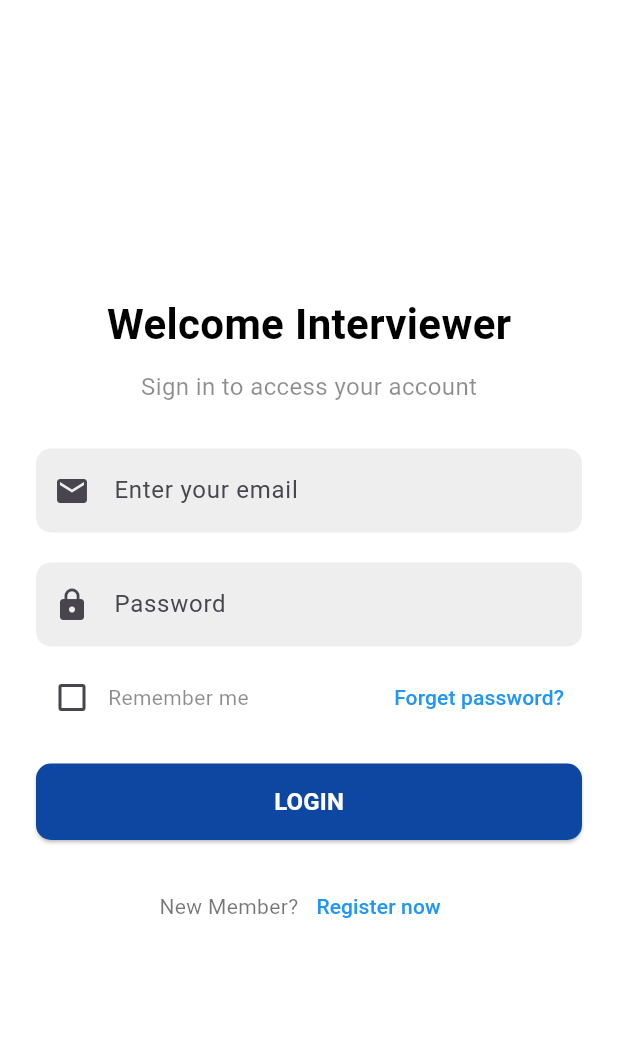
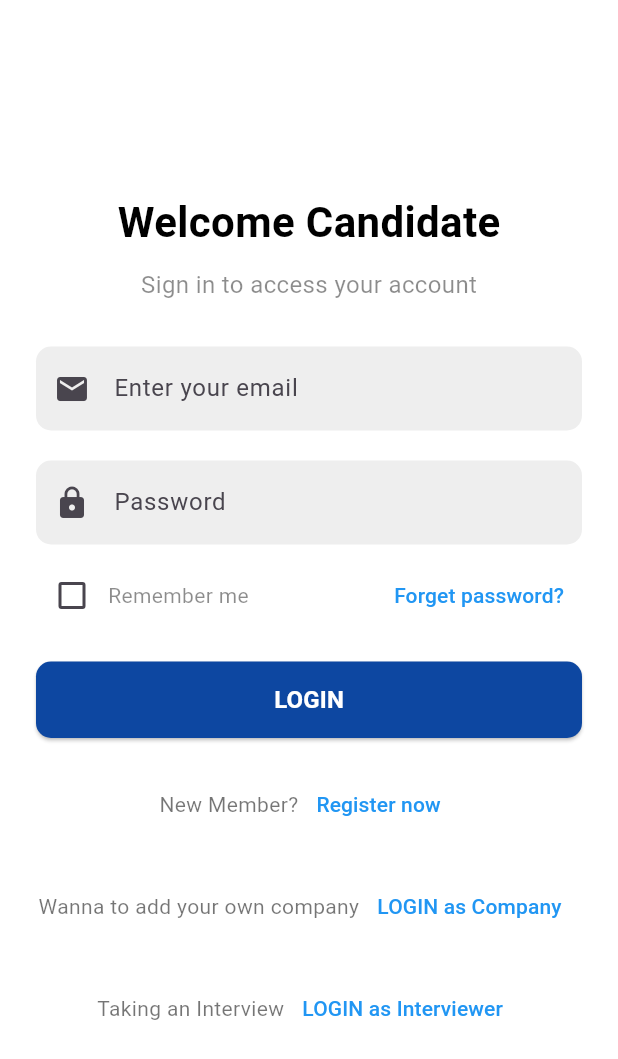
Before and after one commit to hahaanisha/Recroot, a Flutter app: the screen it shows after launch, on a phone screen of 412 x 824 dp. Shown: the top 1059 px of the screen. Run offline on Flutter 3.47's test engine with Material 3 defaults, Android fonts, the phone set to English and light mode, and no system bars; our stand-ins replace firebase_auth, firebase_core, firebase_database; accounts and stored records are empty.

Commit message:
add job and auth complete

```diff
--- a/lib/auth/candidate/loginPageC.dart
+++ b/lib/auth/candidate/loginPageC.dart
@@ -1,5 +1,7 @@
 import 'package:flutter/material.dart';
 import 'package:firebase_auth/firebase_auth.dart';
+import 'package:recroot/auth/interviewer/loginPageI.dart';
+import 'package:recroot/auth/recruiter/loginPageR.dart';
 
 import '../../screens/recruiter/HomePageR.dart';
 import 'SignUpC.dart';
@@ -156,7 +158,7 @@ class _LoginPageCState extends State<LoginPageC> {
                   TextButton(
                     onPressed: () {
                       // Navigate to the registration page
-                      Navigator.pushReplacement(
+                      Navigator.push(
                         context,
                         MaterialPageRoute(
                           builder: (context) => SignUpPageC(),
@@ -171,6 +173,58 @@ class _LoginPageCState extends State<LoginPageC> {
                   ),
                 ],
               ),
+              const SizedBox(height: 20),
+              Row(
+                mainAxisAlignment: MainAxisAlignment.center,
+                children: [
+                  const Text(
+                    'Wanna to add your own company',
+                    style: TextStyle(color: Colors.black54),
+                  ),
+                  TextButton(
+                    onPressed: () {
+                      // Navigate to the registration page
+                      Navigator.push(
+                        context,
+                        MaterialPageRoute(
+                          builder: (context) => LoginPager(),
+                        ),
+                      );
+
+                    },
+                    child: const Text(
+                      'LOGIN as Company',
+                      style: TextStyle(color: Colors.blue),
+                    ),
+                  ),
+                ],
+              ),
+              const SizedBox(height: 20),
+              Row(
+                mainAxisAlignment: MainAxisAlignment.center,
+                children: [
+                  const Text(
+                    'Taking an Interview',
+                    style: TextStyle(color: Colors.black54),
+                  ),
+                  TextButton(
+                    onPressed: () {
+                      // Navigate to the registration page
+                      Navigator.push(
+                        context,
+                        MaterialPageRoute(
+                          builder: (context) => LoginPageI(),
+                        ),
+                      );
+
+                    },
+                    child: const Text(
+                      'LOGIN as Interviewer',
+                      style: TextStyle(color: Colors.blue),
+                    ),
+                  ),
+                ],
+              ),
             ],
           ),
         ),
--- a/lib/auth/interviewer/loginPageI.dart
+++ b/lib/auth/interviewer/loginPageI.dart
@@ -147,31 +147,6 @@ class _LoginPageIState extends State<LoginPageI> {
                 ),
               ),
               const SizedBox(height: 20),
-              Row(
-                mainAxisAlignment: MainAxisAlignment.center,
-                children: [
-                  const Text(
-                    'New Member?',
-                    style: TextStyle(color: Colors.black54),
-                  ),
-                  TextButton(
-                    onPressed: () {
-                      // Navigate to the registration page
-                      Navigator.pushReplacement(
-                        context,
-                        MaterialPageRoute(
-                          builder: (context) => SignUpPageI(),
-                        ),
-                      );
-
-                    },
-                    child: const Text(
-                      'Register now',
-                      style: TextStyle(color: Colors.blue),
-                    ),
-                  ),
-                ],
-              ),
             ],
           ),
         ),
--- a/lib/auth/recruiter/loginPageR.dart
+++ b/lib/auth/recruiter/loginPageR.dart
@@ -1,6 +1,7 @@
 import 'package:flutter/material.dart';
 import 'package:firebase_auth/firebase_auth.dart';
 
+import '../../screens/recruiter/AddJobPageR.dart';
 import '../../screens/recruiter/HomePageR.dart';
 import 'signUpR.dart';
 
@@ -31,7 +32,7 @@ class _LoginPagerState extends State<LoginPager> {
         Navigator.pushReplacement(
           context,
           MaterialPageRoute(
-            builder: (context) => Homepager(UID: userUID),
+            builder: (context) => AddJobPage(),
           ),
         );
       }
--- a/lib/main.dart
+++ b/lib/main.dart
@@ -26,7 +26,7 @@ class MyApp extends StatelessWidget {
         colorScheme: ColorScheme.fromSeed(seedColor: Colors.deepPurple),
         useMaterial3: true,
       ),
-      home: LoginPageI(),
+      home: LoginPageC(),
     );
   }
 }
```
Also changed, not shown: lib/screens/recruiter/AddJobPageR.dart (added, +206 -0 lines), 1 other file.
